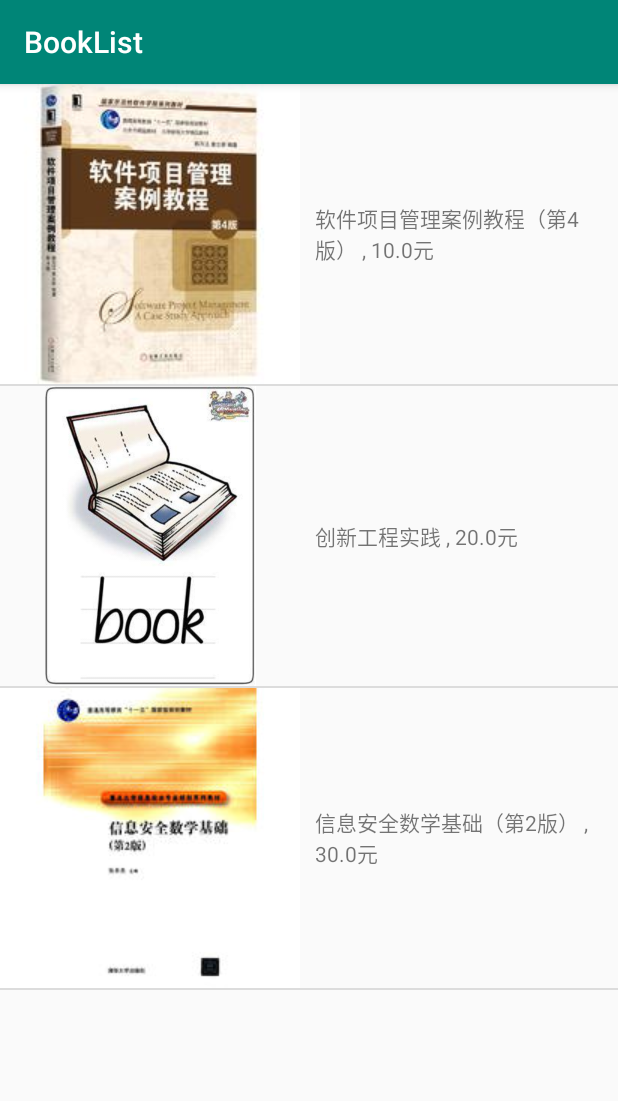
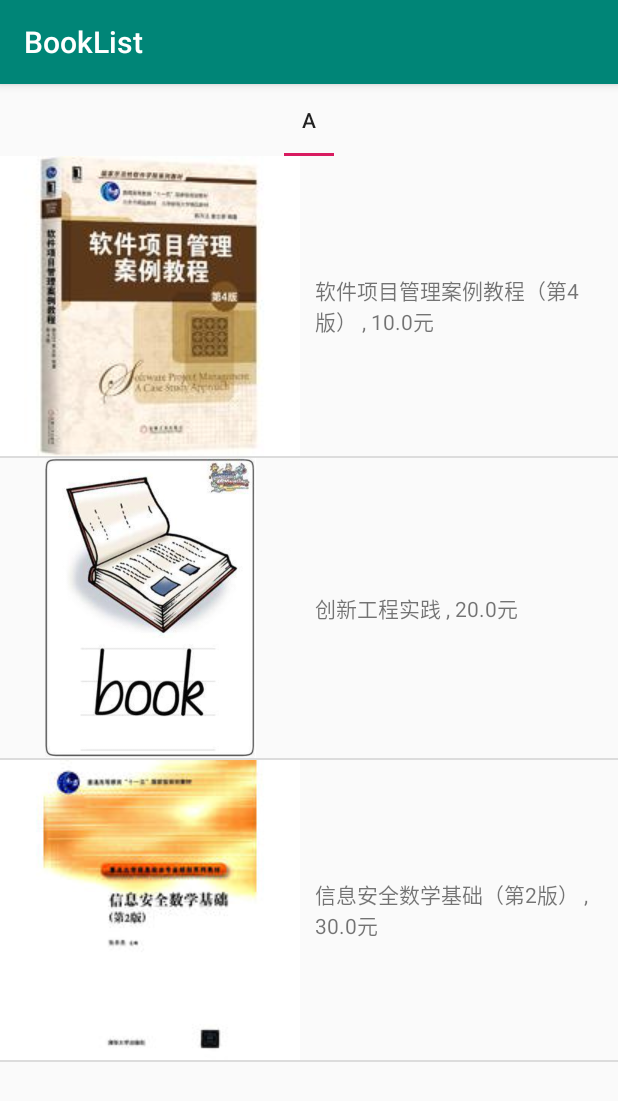
Before and after one commit to akanepink/BookList, an Android app: the screen it shows after launch (BookListMainActivity), on a phone screen of 412 x 824 dp. Shown: the top 1101 px of the screen. Run offline under Robolectric (Android 15) with nearby library versions, the phone set to English and light mode, and no system bars.

Commit message:
滑动导航条功能学习 之使用TabLayout和ViewPager

```diff
--- a/app/build.gradle
+++ b/app/build.gradle
@@ -23,7 +23,9 @@ dependencies {
     implementation fileTree(dir: 'libs', include: ['*.jar'])
     implementation 'androidx.appcompat:appcompat:1.1.0'
     implementation 'androidx.constraintlayout:constraintlayout:1.1.3'
+    implementation 'androidx.legacy:legacy-support-v4:1.0.0'
     testImplementation 'junit:junit:4.12'
     androidTestImplementation 'androidx.test:runner:1.2.0'
     androidTestImplementation 'androidx.test.espresso:espresso-core:3.2.0'
+    implementation 'com.google.android.material:material:1.0.0'
 }
--- a/app/src/main/java/com/example/booklist/BookListMainActivity.java
+++ b/app/src/main/java/com/example/booklist/BookListMainActivity.java
@@ -3,6 +3,8 @@ package com.example.booklist;
 import androidx.annotation.NonNull;
 import androidx.annotation.Nullable;
 import androidx.appcompat.app.AppCompatActivity;
+import androidx.fragment.app.Fragment;
+import androidx.viewpager.widget.ViewPager;
 
 import android.content.Context;
 import android.content.DialogInterface;
@@ -20,6 +22,12 @@ import android.widget.ListView;
 import android.widget.TextView;
 import android.widget.Toast;
 
+import com.example.booklist.data.BookFragmentAdapter;
+import com.example.booklist.data.BookListFragment;
+import com.example.booklist.data.model.Book;
+import com.example.booklist.data.BookSaver;
+import com.google.android.material.tabs.TabLayout;
+
 import java.util.ArrayList;
 import java.util.List;
 
@@ -32,7 +40,6 @@ public class BookListMainActivity extends AppCompatActivity {
     public static final int REQUEST_CODE_NEW_BOOK = 901;
     public static final int REQUEST_CODE_UPDATE_BOOK =902;
 
-    private ListView listViewBooks;
     private List<Book> listBooks=new ArrayList<>();
     private BookSaver bookSaver;
     BookAdapter bookAdapter;
@@ -52,16 +59,27 @@ public class BookListMainActivity extends AppCompatActivity {
         listBooks=bookSaver.load();
         if(listBooks.size()==0)
             init();
-        listViewBooks=(ListView)this.findViewById(R.id.list_view_books);
+        bookAdapter=new BookListMainActivity.BookAdapter(BookListMainActivity.this,R.layout.list_view_item_book,listBooks);
 
-        bookAdapter=new BookAdapter(BookListMainActivity.this,R.layout.list_view_item_book,listBooks);
-        listViewBooks.setAdapter(bookAdapter);
-        this.registerForContextMenu(listViewBooks);
+        BookFragmentAdapter myPageAdapter=new BookFragmentAdapter(getSupportFragmentManager());
+        ArrayList<Fragment> datas=new ArrayList<Fragment>();
+        datas.add(new BookListFragment(bookAdapter));
+        myPageAdapter.setData(datas);
+
+        ArrayList<String> titles=new ArrayList<String>();
+        titles.add("A");
+        myPageAdapter.setTitles(titles);
+
+        TabLayout tabLayout=findViewById(R.id.tablayout);
+        ViewPager viewPager=findViewById(R.id.viewPager);
+        viewPager.setAdapter(myPageAdapter);
+        tabLayout.setupWithViewPager(viewPager);
+
     }
 
     @Override
     public void onCreateContextMenu(ContextMenu menu, View v, ContextMenu.ContextMenuInfo menuInfo) {
-        if(v==listViewBooks) {
+        if(v==findViewById(R.id.list_view_books)) {
             super.onCreateContextMenu(menu, v, menuInfo);
             AdapterView.AdapterContextMenuInfo info = (AdapterView.AdapterContextMenuInfo) menuInfo;
             //设置标题
@@ -156,7 +174,7 @@ public class BookListMainActivity extends AppCompatActivity {
         listBooks.add(new Book("信息安全数学基础（第2版）",R.drawable.book_1,30.0));
     }
 
-    class BookAdapter extends ArrayAdapter<Book> {
+    public class BookAdapter extends ArrayAdapter<Book> {
 
         private int resourceId;
 
--- /dev/null
+++ b/app/src/main/java/com/example/booklist/data/BookFragmentAdapter.java
@@ -0,0 +1,39 @@
+package com.example.booklist.data;
+
+import androidx.fragment.app.Fragment;
+import androidx.fragment.app.FragmentManager;
+import androidx.fragment.app.FragmentPagerAdapter;
+
+import java.util.ArrayList;
+
+public class BookFragmentAdapter extends FragmentPagerAdapter {
+    ArrayList<Fragment> datas;
+    ArrayList<String> titles;
+
+    public BookFragmentAdapter(FragmentManager fm)
+    {
+        super(fm);
+    }
+    public void setData(ArrayList<Fragment> datas) {
+        this.datas = datas;
+    }
+
+    public void setTitles(ArrayList<String> titles) {
+        this.titles = titles;
+    }
+
+    @Override
+    public Fragment getItem(int position) {
+        return datas == null ? null : datas.get(position);
+    }
+
+    @Override
+    public int getCount() {
+        return datas == null ? 0 : datas.size();
+    }
+
+    @Override
+    public CharSequence getPageTitle(int position) {
+        return titles == null ? null : titles.get(position);
+    }
+}
--- /dev/null
+++ b/app/src/main/java/com/example/booklist/data/BookListFragment.java
@@ -0,0 +1,42 @@
+package com.example.booklist.data;
+
+
+import android.os.Bundle;
+
+import androidx.fragment.app.Fragment;
+
+import android.view.LayoutInflater;
+import android.view.View;
+import android.view.ViewGroup;
+import android.widget.ArrayAdapter;
+import android.widget.ListView;
+
+import com.example.booklist.BookListMainActivity;
+import com.example.booklist.R;
+
+import java.util.ArrayList;
+
+/**
+ * A simple {@link Fragment} subclass.
+ */
+public class BookListFragment extends Fragment {
+
+    private BookListMainActivity.BookAdapter bookAdapter;
+
+    public BookListFragment(BookListMainActivity.BookAdapter bookAdapter) {
+        this.bookAdapter=bookAdapter;
+    }
+
+
+    @Override
+    public View onCreateView(LayoutInflater inflater, ViewGroup container,
+                             Bundle savedInstanceState) {
+        View view=inflater.inflate(R.layout.fragment_book_list, container, false);
+        ListView listViewBooks=view.findViewById(R.id.list_view_books);
+        listViewBooks.setAdapter(bookAdapter);
+        this.registerForContextMenu(listViewBooks);
+
+        return view;
+    }
+
+}
--- a/app/src/main/java/com/example/booklist/BookSaver.java
+++ b/app/src/main/java/com/example/booklist/data/BookSaver.java
@@ -1,6 +1,8 @@
-package com.example.booklist;
+package com.example.booklist.data;
 
 import android.content.Context;
+
+import com.example.booklist.data.model.Book;
 
 import java.io.ObjectInputStream;
 import java.io.ObjectOutputStream;
--- a/app/src/main/java/com/example/booklist/Book.java
+++ b/app/src/main/java/com/example/booklist/data/model/Book.java
@@ -1,4 +1,4 @@
-package com.example.booklist;
+package com.example.booklist.data.model;
 
 import java.io.Serializable;
 
--- a/app/src/main/res/layout/activity_book_list_main.xml
+++ b/app/src/main/res/layout/activity_book_list_main.xml
@@ -1,16 +1,20 @@
 <?xml version="1.0" encoding="utf-8"?>
-<androidx.constraintlayout.widget.ConstraintLayout xmlns:android="http://schemas.android.com/apk/res/android"
+<LinearLayout xmlns:android="http://schemas.android.com/apk/res/android"
     xmlns:app="http://schemas.android.com/apk/res-auto"
     xmlns:tools="http://schemas.android.com/tools"
     android:layout_width="match_parent"
     android:layout_height="match_parent"
-    tools:context=".BookListMainActivity">
+    tools:context=".BookListMainActivity"
+    android:orientation="vertical">
 
+    <com.google.android.material.tabs.TabLayout
+        android:id="@+id/tablayout"
+        android:layout_width="match_parent"
+        android:layout_height="wrap_content" />
 
-    <ListView
-        android:id="@+id/list_view_books"
+    <androidx.viewpager.widget.ViewPager
+        android:id="@+id/viewPager"
         android:layout_width="match_parent"
-        android:layout_height="match_parent"
-        tools:layout_editor_absoluteX="142dp"
-        tools:layout_editor_absoluteY="180dp" />
-</androidx.constraintlayout.widget.ConstraintLayout>
+        android:layout_height="match_parent" />
+
+</LinearLayout>
--- /dev/null
+++ b/app/src/main/res/layout/fragment_book_list.xml
@@ -0,0 +1,15 @@
+<?xml version="1.0" encoding="utf-8"?>
+<FrameLayout xmlns:android="http://schemas.android.com/apk/res/android"
+    xmlns:tools="http://schemas.android.com/tools"
+    android:layout_width="match_parent"
+    android:layout_height="match_parent"
+    tools:context=".data.BookListFragment">
+
+    <ListView
+        android:id="@+id/list_view_books"
+        android:layout_width="match_parent"
+        android:layout_height="match_parent"
+        tools:layout_editor_absoluteX="142dp"
+        tools:layout_editor_absoluteY="180dp" />
+
+</FrameLayout>
--- a/app/src/main/res/values/strings.xml
+++ b/app/src/main/res/values/strings.xml
@@ -2,6 +2,8 @@
     <string name="app_name">BookList</string>
     <string name="ok_cn">确认</string>
     <string name="cancel_cn">取消</string>
-    <string name="book_name_cn" >书名</string>
+    <string name="book_name_cn">书名</string>
     <string name="price_cn">价格</string>
+
+    <string name="hello_blank_fragment">Hello blank fragment</string>
 </resources>
```
